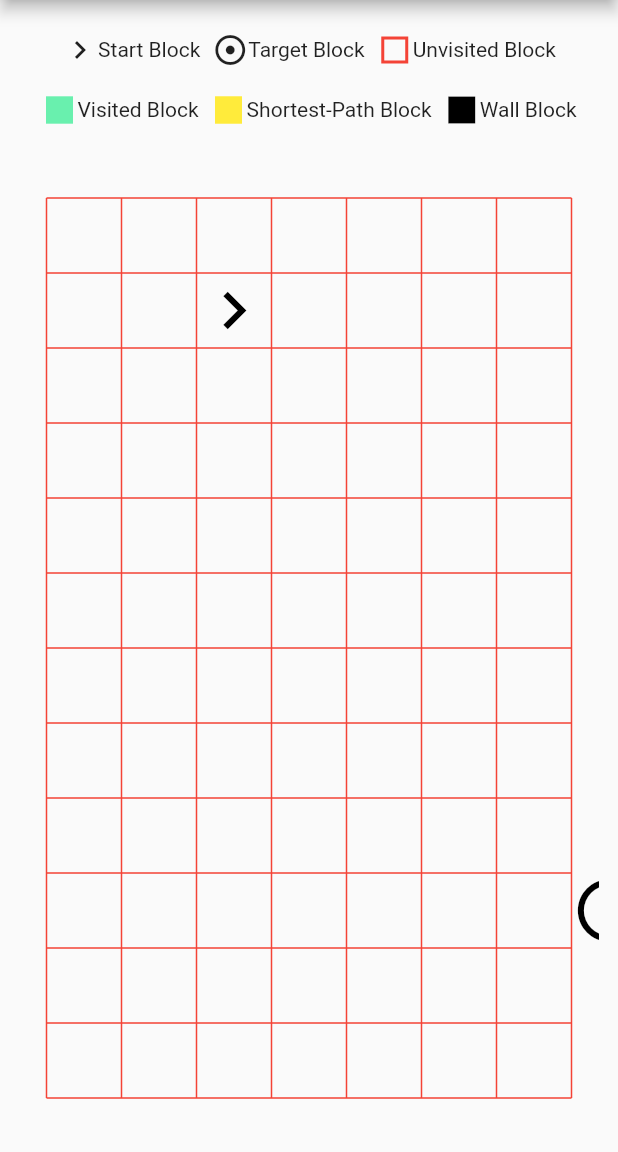
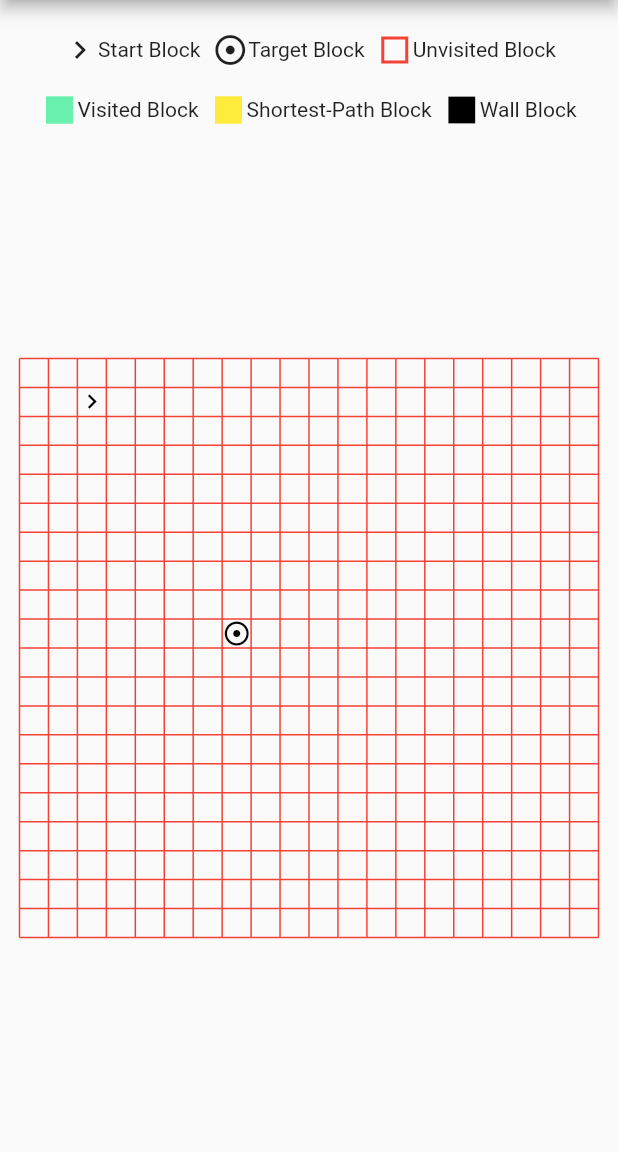
Before and after one commit to nowhh01/pathfinding-visualizer, a Flutter app: the screen it shows after launch, after a tap on "Algorithms", after a tap on "Breadth-First Search", on a phone screen of 412 x 824 dp, the part 84-1236 px from its top. Run offline on Flutter 3.47's test engine with Material 2 defaults, Android fonts, the phone set to English and light mode, and no system bars; missing offline and left inert: event, stack; generated files the repository leaves out were written again.

Commit message:
change to 20 x 20

```diff
--- a/lib/src/pages/pathfinding/board_view.dart
+++ b/lib/src/pages/pathfinding/board_view.dart
@@ -18,8 +18,6 @@ class BoardView extends StatefulWidget {
 class _BoardViewState extends State<BoardView> with TickerProviderStateMixin {
   final _animationControllers = <AnimationController>[];
   late PathfindingController _controller;
-  late double _widthAdjuster;
-  late double _heightAdjuster;
 
   @override
   void initState() {
@@ -47,28 +45,28 @@ class _BoardViewState extends State<BoardView> with TickerProviderStateMixin {
   @override
   Widget build(BuildContext context) {
     context.watch<PathfindingController>();
-    final width = _controller.blockSize.width;
-    final height = _controller.blockSize.height;
 
     return GestureDetector(
       onTapDown: _onTapDown,
       child: LayoutBuilder(
         builder: (context, constraints) {
-          _widthAdjuster = constraints.maxWidth % width / 2;
-          _heightAdjuster = constraints.maxHeight % height / 2;
+          final minLength = constraints.maxWidth < constraints.maxHeight
+              ? constraints.maxWidth
+              : constraints.maxHeight;
+          final width = minLength / _controller.columnCount;
+          final height = minLength / _controller.rowCount;
+          _controller.blockSize = Size(width, height);
+
+          final widthAdjuster = (constraints.maxWidth - minLength) / 2;
+          final heightAdjuster = (constraints.maxHeight - minLength) / 2;
+          _controller.widthAdjuster = widthAdjuster;
+          _controller.heightAdjuster = heightAdjuster;
 
           final animatedBlocks = List<Widget>.generate(
             _controller.getNodeBlockCount(),
             (i) {
               final nodeBlock = _controller.getNodeBlock(i);
-              final offset = _getOffset(
-                nodeBlock.row,
-                nodeBlock.column,
-                width,
-                height,
-                _widthAdjuster,
-                _heightAdjuster,
-              );
+              final offset = _getOffset(nodeBlock.row, nodeBlock.column);
               final animationController = _animationControllers[i];
 
               return AnimatedBlock(
@@ -109,8 +107,8 @@ class _BoardViewState extends State<BoardView> with TickerProviderStateMixin {
             foregroundPainter: BoardPainter(
               width,
               height,
-              _widthAdjuster,
-              _heightAdjuster,
+              widthAdjuster,
+              heightAdjuster,
               _onHitTest,
             ),
             child: SizedBox(
@@ -127,30 +125,22 @@ class _BoardViewState extends State<BoardView> with TickerProviderStateMixin {
                     offset: _getOffset(
                       _controller.startingRowColumn.$1,
                       _controller.startingRowColumn.$2,
-                      width,
-                      height,
-                      _widthAdjuster,
-                      _heightAdjuster,
                     ),
                     onPanStart: (details) => panStart(
                       details,
                       _controller.startingRowColumn.$1,
                       _controller.startingRowColumn.$2,
                       NodeType.startingNode,
-                        _widthAdjuster,
-                        _heightAdjuster),
+                    ),
                     onPanUpdate: (details) => panUpdate(
                       details,
                       _controller.startingRowColumn.$1,
                       _controller.startingRowColumn.$2,
-                        _widthAdjuster,
-                        _heightAdjuster),
+                    ),
                     onPanEnd: (details) => panEnd(
                       details,
                       _controller.startingRowColumn.$1,
                       _controller.startingRowColumn.$2,
-                      _widthAdjuster,
-                      _heightAdjuster,
                     ),
                   ),
                   ...animatedBlocks,
@@ -163,30 +153,22 @@ class _BoardViewState extends State<BoardView> with TickerProviderStateMixin {
                     offset: _getOffset(
                       _controller.endingRowColumn.$1,
                       _controller.endingRowColumn.$2,
-                      width,
-                      height,
-                      _widthAdjuster,
-                      _heightAdjuster,
                     ),
                     onPanStart: (details) => panStart(
                       details,
                       _controller.endingRowColumn.$1,
                       _controller.endingRowColumn.$2,
                       NodeType.endingNode,
-                        _widthAdjuster,
-                        _heightAdjuster),
+                    ),
                     onPanUpdate: (details) => panUpdate(
                       details,
                       _controller.endingRowColumn.$1,
                       _controller.endingRowColumn.$2,
-                        _widthAdjuster,
-                        _heightAdjuster),
+                    ),
                     onPanEnd: (details) => panEnd(
                       details,
                       _controller.endingRowColumn.$1,
                       _controller.endingRowColumn.$2,
-                      _widthAdjuster,
-                      _heightAdjuster,
                     ),
                   ),
                   if (_controller.isDragging)
@@ -210,8 +192,6 @@ class _BoardViewState extends State<BoardView> with TickerProviderStateMixin {
     DragUpdateDetails details,
     int row,
     int column,
-    double widthAdjuster,
-    double heightAdjuster,
   ) {
     final width = _controller.blockSize.width;
     final height = _controller.blockSize.height;
@@ -230,8 +210,6 @@ class _BoardViewState extends State<BoardView> with TickerProviderStateMixin {
     int row,
     int column,
     NodeType type,
-    double widthAdjuster,
-    double heightAdjuster,
   ) {
     _controller.draggingType = type;
   }
@@ -240,8 +218,6 @@ class _BoardViewState extends State<BoardView> with TickerProviderStateMixin {
     DragEndDetails details,
     int row,
     int column,
-    double widthAdjuster,
-    double heightAdjuster,
   ) {
     final width = _controller.blockSize.width;
     final height = _controller.blockSize.height;
@@ -315,7 +291,8 @@ class _BoardViewState extends State<BoardView> with TickerProviderStateMixin {
       return false;
     }
 
-    if (position.dx - _widthAdjuster < 0 || position.dy - _heightAdjuster < 0) {
+    if (position.dx - _controller.widthAdjuster < 0 ||
+        position.dy - _controller.heightAdjuster < 0) {
       return false;
     }
 
@@ -331,9 +308,10 @@ class _BoardViewState extends State<BoardView> with TickerProviderStateMixin {
   }
 
   (int, int) _getRowAndColumnFromOffset(Offset position) {
-    final row = (position.dy - _heightAdjuster) ~/ _controller.blockSize.height;
-    final column =
-        (position.dx - _widthAdjuster) ~/ _controller.blockSize.width;
+    final row = (position.dy - _controller.heightAdjuster) ~/
+        _controller.blockSize.height;
+    final column = (position.dx - _controller.widthAdjuster) ~/
+        _controller.blockSize.width;
 
     return (row, column);
   }
@@ -341,13 +319,10 @@ class _BoardViewState extends State<BoardView> with TickerProviderStateMixin {
   Offset _getOffset(
     int row,
     int column,
-    double width,
-    double height,
-    double widthAdjuster,
-    double heightAdjuster,
   ) {
     return Offset(
-        column * width + widthAdjuster, row * height + heightAdjuster);
+        column * _controller.blockSize.width + _controller.widthAdjuster,
+        row * _controller.blockSize.height + _controller.heightAdjuster);
   }
 }
 
@@ -363,8 +338,8 @@ class BoardPainter extends CustomPainter {
 
   @override
   void paint(Canvas canvas, Size size) {
-    final vLines = (size.width ~/ _width) + 1;
-    final hLines = (size.height ~/ _height) + 1;
+    final minLength = size.width < size.height ? size.width : size.height;
+    final lineCount = (minLength ~/ _width) + 1;
 
     final paint = Paint()
       ..strokeWidth = 1
@@ -375,7 +350,7 @@ class BoardPainter extends CustomPainter {
 
     // Draw vertical lines
     final endY = size.height - (_heightAdjuster * 2);
-    for (var i = 0; i < vLines; ++i) {
+    for (var i = 0; i < lineCount; ++i) {
       final x = _width * i + _widthAdjuster;
       path.moveTo(x, _heightAdjuster);
       path.relativeLineTo(0, endY);
@@ -383,7 +358,7 @@ class BoardPainter extends CustomPainter {
 
     // Draw horizontal lines
     final endX = size.width - (_widthAdjuster * 2);
-    for (var i = 0; i < hLines; ++i) {
+    for (var i = 0; i < lineCount; ++i) {
       final y = _height * i + _heightAdjuster;
       path.moveTo(_widthAdjuster, y);
       path.relativeLineTo(endX, 0);
--- a/lib/src/pages/pathfinding/pathfinding_controller.dart
+++ b/lib/src/pages/pathfinding/pathfinding_controller.dart
@@ -49,11 +49,18 @@ class NodeBlock {
 }
 
 class PathfindingController extends ChangeNotifier {
-  PathfindingController() {
+  PathfindingController()
+      : rowCount = 20,
+        columnCount = 20,
+        _graph = Graph(20, 20) {
     _resetStartAndEndNode();
   }
 
   static const _animationTimesInMillisec = [100, 400, 800];
+  final int rowCount;
+  final int columnCount;
+  late double widthAdjuster;
+  late double heightAdjuster;
 
   final _nodeBlockAddingEventHandler = Event();
   Event get nodeBlockAddingEventHandler => _nodeBlockAddingEventHandler;
@@ -67,18 +74,8 @@ class PathfindingController extends ChangeNotifier {
   var startingRowColumn = (1, 2);
   var endingRowColumn = (9, 7);
   NodeType? draggingType;
-  final rowCount = 10;
-  final columnCount = 10;
-
-  bool get isDragging => _blockPosition != null;
-
-  Offset? _blockPosition;
-  Offset? get blockPosition => _blockPosition;
-  set blockPosition(newPosition) {
-    _blockPosition = newPosition;
-
-    notifyListeners();
-  }
+  Graph _graph;
+  Size blockSize = Size.zero;
 
   final _nodeBlocks = <NodeBlock>[];
   int get animationTimeInMillisec =>
@@ -95,13 +92,17 @@ class PathfindingController extends ChangeNotifier {
     }
   }
 
-  var _graph = Graph(10, 10);
+  Offset? _blockPosition;
+  Offset? get blockPosition => _blockPosition;
+  set blockPosition(newPosition) {
+    _blockPosition = newPosition;
 
-  final Size _nodeBlockSize = const Size(50, 50);
-  Size get blockSize => _nodeBlockSize;
+    notifyListeners();
+  }
 
+  bool get isDragging => _blockPosition != null;
   Offset get draggingBlockPosAjuster =>
-      Offset(_nodeBlockSize.width / 4, _nodeBlockSize.height / 4);
+      Offset(blockSize.width / 4, blockSize.height / 4);
 
   NodeType getNodeType(int row, int column) => _graph.nodes[row][column].type;
   void changeNodeType(int row, int column, NodeType newType) {
```
Lines whose indentation alone changed are shown as unchanged.
